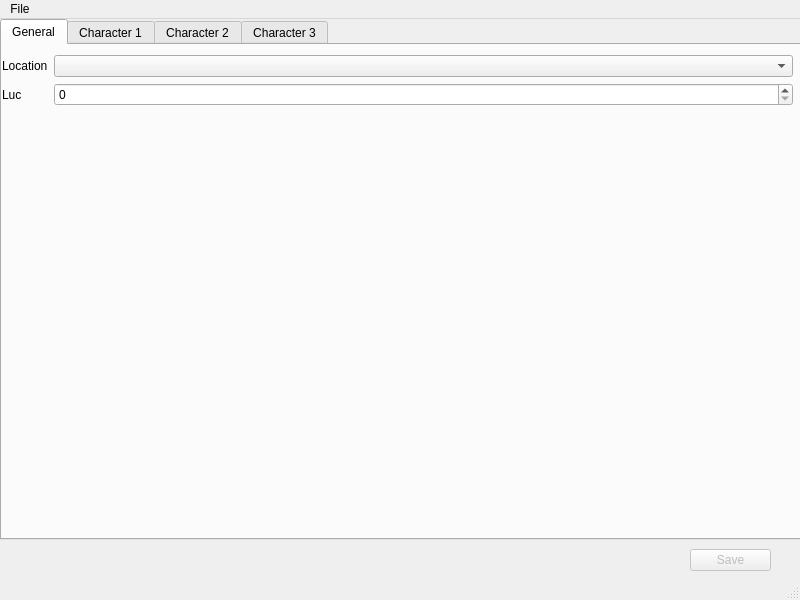
First picture: the form in sd3save_editor/gui/mainwindow.ui, repository rrooij/sd3save_editor, before the edit.
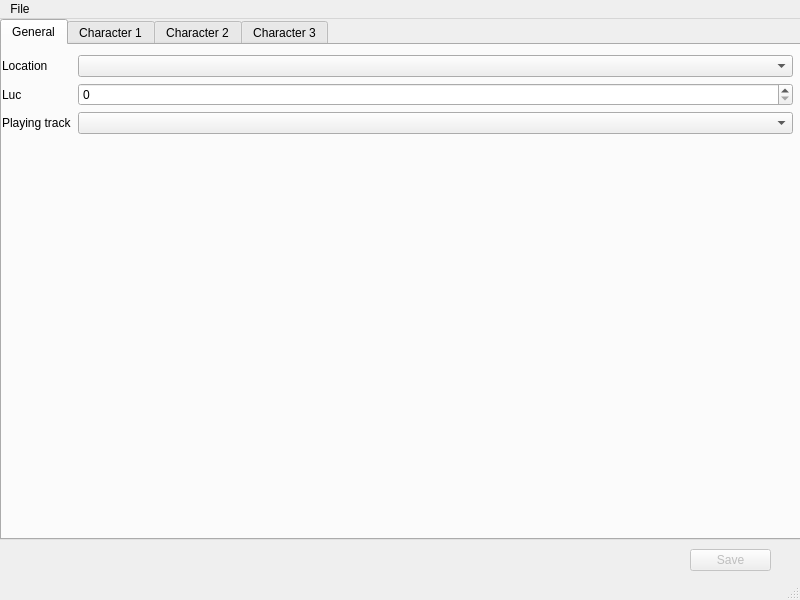
Second picture: the form after the edit.

Commit message:
Add support for changing track
Try it out! You will hear other music playing. I've not figured out
every song title yet.

What changed in the file:
```diff
--- a/sd3save_editor/gui/mainwindow.ui
+++ b/sd3save_editor/gui/mainwindow.ui
@@ -83,6 +83,16 @@
          </property>
         </widget>
        </item>
+       <item row="2" column="0">
+        <widget class="QLabel" name="label">
+         <property name="text">
+          <string>Playing track</string>
+         </property>
+        </widget>
+       </item>
+       <item row="2" column="1">
+        <widget class="QComboBox" name="tracksComboBox"/>
+       </item>
       </layout>
      </widget>
     </widget>
```
The commit also changes 3 other files.
